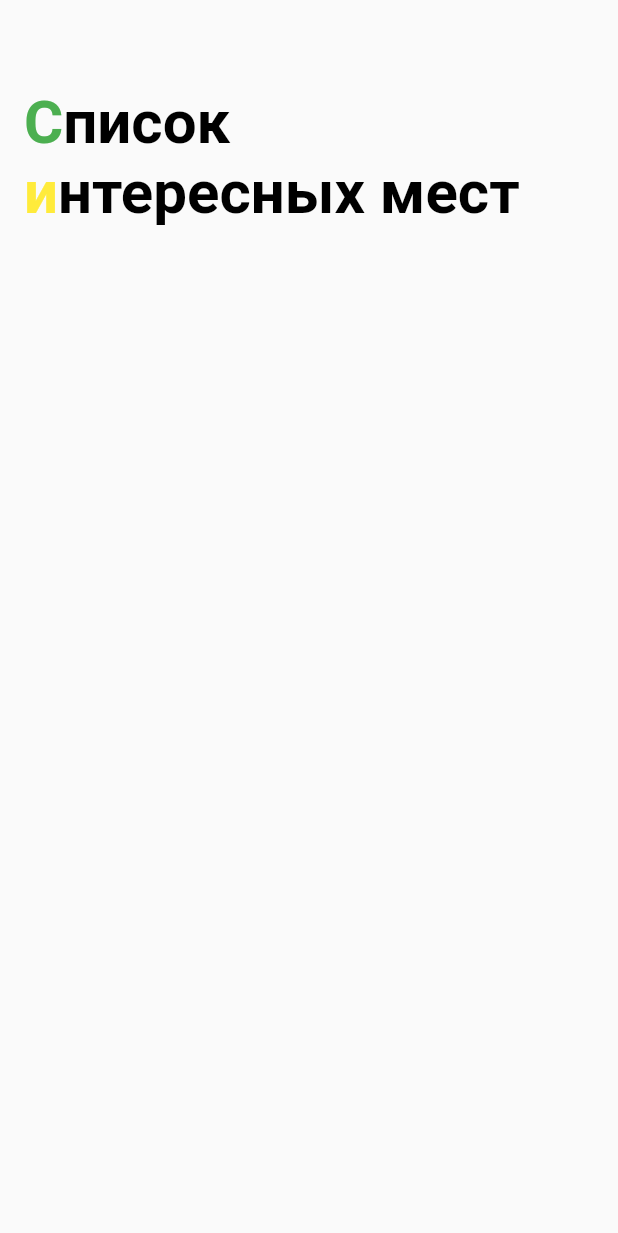
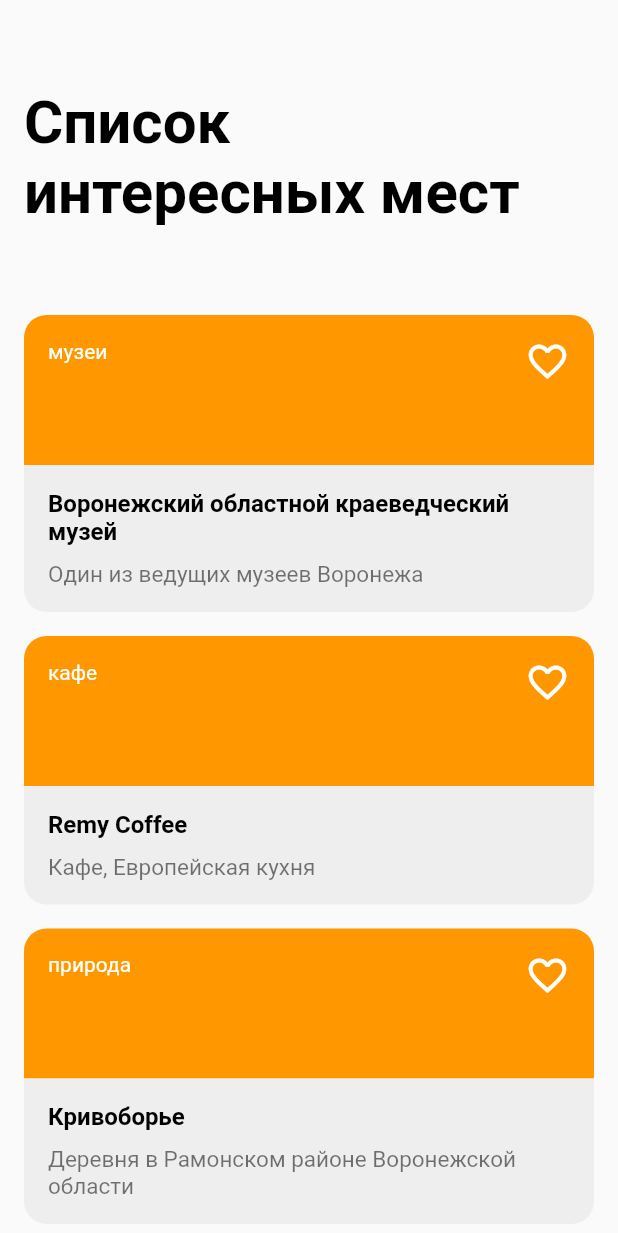
Before and after one commit to PolinaYudina1990/flutter-course-project, a Flutter app: the screen it shows after launch, on a phone screen of 412 x 824 dp. Shown: the top 1233 px of the screen. Run offline on Flutter 3.47's test engine with Material 2 defaults, Android fonts, the phone set to English and light mode, and no system bars.

Commit message:
ex-4.6.2
ex-4.6.2

```diff
--- /dev/null
+++ b/lib/domain/sight.dart
@@ -0,0 +1,9 @@
+class Sight {
+  final String name;
+  final double lat;
+  final double lon;
+  final String url;
+  final String details;
+  final String type;
+  Sight({this.name, this.lat, this.lon, this.url, this.details, this.type});
+}
--- /dev/null
+++ b/lib/mocks.dart
@@ -0,0 +1,28 @@
+import 'domain/sight.dart';
+
+final List<Sight> mocks = [
+  Sight(
+    name: 'Воронежский областной краеведческий музей',
+    lat: 51.666647,
+    lon: 39.193374,
+    url: '1',
+    details: 'Один из ведущих музеев Воронежа',
+    type: 'музеи',
+  ),
+  Sight(
+    name: 'Remy Coffee',
+    lat: 45.666647,
+    lon: 32.193374,
+    url: '2',
+    details: 'Кафе, Европейская кухня',
+    type: 'кафе',
+  ),
+  Sight(
+    name: 'Кривоборье',
+    lat: 52.026349,
+    lon: 39.185882,
+    url: '3',
+    details: 'Деревня в Рамонском районе Воронежской области',
+    type: 'природа',
+  )
+];
--- /dev/null
+++ b/lib/res/text_styles.dart
@@ -0,0 +1,13 @@
+import 'package:flutter/material.dart';
+
+TextStyle _text = const TextStyle(
+  fontStyle: FontStyle.normal,
+);
+
+final titleText = _text.copyWith(
+    color: Colors.black, fontSize: 40, fontWeight: FontWeight.bold);
+final textReg16 = _text.copyWith(
+    color: Colors.black, fontSize: 16, fontWeight: FontWeight.w600);
+final textReg15desc = _text.copyWith(
+    color: Colors.black54, fontSize: 15, fontWeight: FontWeight.w400);
+final textReg14 = _text.copyWith(color: Colors.white, fontSize: 14);
--- /dev/null
+++ b/lib/ui/screen/sight_card.dart
@@ -0,0 +1,85 @@
+import 'package:flutter/material.dart';
+import 'package:places/domain/sight.dart';
+import 'package:places/res/Text_styles.dart';
+
+//import 'package:places/mocks.dart';
+
+class SightCard extends StatelessWidget {
+  static const double Height = 100;
+
+  final Sight sight;
+
+  const SightCard({this.sight});
+
+  @override
+  Widget build(BuildContext context) {
+    return Column(
+      mainAxisSize: MainAxisSize.min,
+      children: [
+        _imageBox(),
+        _descriptionBox(),
+      ],
+    );
+  }
+
+  Widget _descriptionBox() {
+    return Container(
+      decoration: BoxDecoration(
+        color: Colors.grey[200],
+        borderRadius: const BorderRadius.only(
+          bottomLeft: const Radius.circular(15),
+          bottomRight: const Radius.circular(15),
+        ),
+      ),
+      padding: const EdgeInsets.all(16),
+      width: double.infinity,
+      child: Column(
+        crossAxisAlignment: CrossAxisAlignment.start,
+        children: [
+          Text(
+            '${sight.name}',
+            style: textReg16,
+          ),
+          SizedBox(
+            height: 10,
+          ),
+          Text(
+            '${sight.details}',
+            style: textReg15desc,
+          ),
+        ],
+      ),
+    );
+  }
+
+  Widget _imageBox() {
+    return Stack(
+      children: [
+        Container(
+          //image
+          height: Height,
+          decoration: BoxDecoration(
+            color: Colors.orange,
+            borderRadius: const BorderRadius.only(
+              topLeft: const Radius.circular(15),
+              topRight: const Radius.circular(15),
+            ),
+          ),
+        ),
+        Positioned(
+            top: 16,
+            left: 16,
+            child: Text(
+              '${sight.type}',
+              style: textReg14,
+            )),
+        Positioned(
+          //!button to visit
+          top: 16,
+          right: 16,
+          child: Icon(Icons.favorite_outline, size: 30, color: Colors.white),
+        ),
+      ],
+    );
+  }
+}
--- a/lib/ui/sight_list_screen.dart
+++ b/lib/ui/sight_list_screen.dart
@@ -1,7 +1,13 @@
 import 'package:flutter/material.dart';
+import 'package:places/domain/sight.dart';
+import 'package:places/res/Text_styles.dart';
+import 'package:places/ui/screen/sight_card.dart';
+import 'package:places/mocks.dart';
 
 class SightListScreen extends StatefulWidget {
-  SightListScreen({Key key}) : super(key: key);
+  final List<Sight> sights;
+
+  const SightListScreen({Key key, this.sights}) : super(key: key);
 
   @override
   _SightListScreenState createState() => _SightListScreenState();
@@ -15,40 +21,22 @@ class _SightListScreenState extends State<SightListScreen> {
         toolbarHeight: 210,
         elevation: 0,
         backgroundColor: Colors.transparent,
-        title: RichText(
+        title: Text(
+          'Список \nинтересных мест',
           textAlign: TextAlign.left,
-          text: TextSpan(
-            text: 'С',
-            style: TextStyle(
-              color: Colors.green,
-              fontSize: 40,
-              fontWeight: FontWeight.bold,
-            ),
+          style: titleText,
+        ),
+      ),
+      body: SingleChildScrollView(
+        child: Padding(
+          padding: const EdgeInsets.symmetric(horizontal: 16.0),
+          child: Column(
             children: [
-              TextSpan(
-                text: 'писок\n',
-                style: TextStyle(
-                  color: Colors.black,
-                  fontSize: 40,
-                  fontWeight: FontWeight.bold,
-                ),
-              ),
-              TextSpan(
-                text: 'и',
-                style: TextStyle(
-                  color: Colors.yellow,
-                  fontSize: 40,
-                  fontWeight: FontWeight.bold,
-                ),
-              ),
-              TextSpan(
-                text: 'нтересных мест',
-                style: TextStyle(
-                  color: Colors.black,
-                  fontSize: 40,
-                  fontWeight: FontWeight.bold,
-                ),
-              ),
+              SightCard(sight: mocks[0]),
+              SizedBox(height: 16),
+              SightCard(sight: mocks[1]),
+              SizedBox(height: 16),
+              SightCard(sight: mocks[2]),
             ],
           ),
         ),
```
